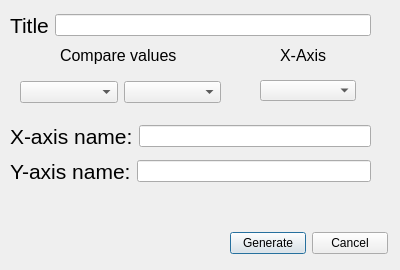
Old version of the form Qt_Designer/scatterchartdialog.ui in the repository bb305496/CSV_Weather_Dashboard.
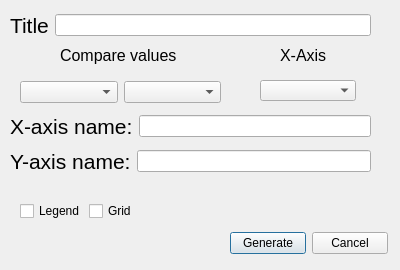
New version of the form. Icons and pictures are not drawn.

Commit message: Add legend and grid to scatter chart

The edit to the form file:
```diff
--- a/Qt_Designer/scatterchartdialog.ui
+++ b/Qt_Designer/scatterchartdialog.ui
@@ -134,11 +134,11 @@
     </item>
    </layout>
   </widget>
-  <widget class="QWidget" name="">
+  <widget class="QWidget" name="layoutWidget">
    <property name="geometry">
     <rect>
      <x>10</x>
-     <y>120</y>
+     <y>110</y>
      <width>361</width>
      <height>68</height>
     </rect>
@@ -184,6 +184,32 @@
     </item>
    </layout>
   </widget>
+  <widget class="QWidget" name="">
+   <property name="geometry">
+    <rect>
+     <x>20</x>
+     <y>200</y>
+     <width>117</width>
+     <height>22</height>
+    </rect>
+   </property>
+   <layout class="QHBoxLayout" name="horizontalLayout_6">
+    <item>
+     <widget class="QCheckBox" name="legendCheckBox">
+      <property name="text">
+       <string>Legend</string>
+      </property>
+     </widget>
+    </item>
+    <item>
+     <widget class="QCheckBox" name="gridCheckBox">
+      <property name="text">
+       <string>Grid</string>
+      </property>
+     </widget>
+    </item>
+   </layout>
+  </widget>
  </widget>
  <resources/>
  <connections/>
```
The commit also changes 5 other files.
